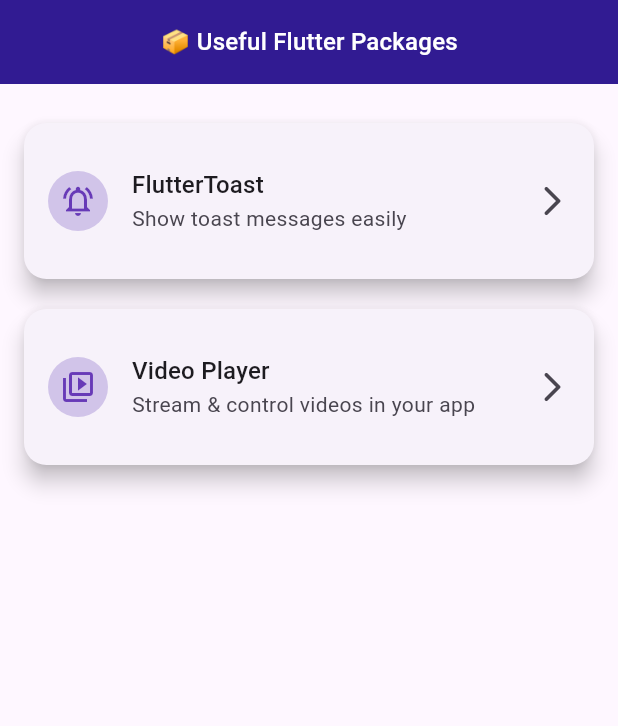
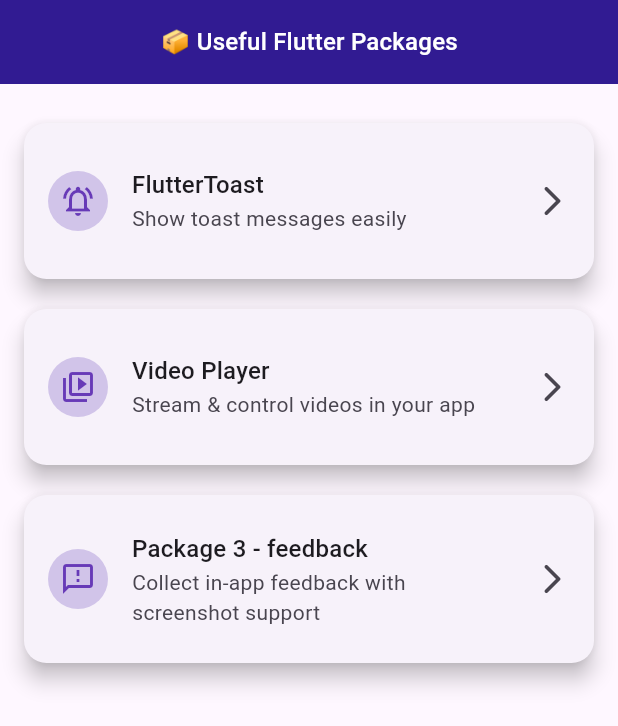
Before and after one commit to Shehryar-dev/useful_packages, a Flutter app: the screen it shows after launch, on a phone screen of 412 x 824 dp. Shown: the top 726 px of the screen. Run offline on Flutter 3.47's test engine with Material 3 defaults, Android fonts, the phone set to English and light mode, and no system bars; our stand-ins replace device_preview, fluttertoast, video_player; missing offline and left inert: feedback.

Commit message:
Code Update

```diff
--- a/lib/constants/screen_paths.dart
+++ b/lib/constants/screen_paths.dart
@@ -2,8 +2,8 @@
 export 'package:useful_packages/app.dart';
 export 'package:useful_packages/home/home_screen.dart';
 export 'package:useful_packages/packages/1_flutter_toast/flutter_toast.dart';
-export 'package:useful_packages/packages/2_video_pplayer/video_player.dart';
-
+export 'package:useful_packages/packages/2_video_player/video_player.dart';
+export 'package:useful_packages/packages/3_feedback_package/3_feedback_pack.dart';
 
 
 
--- a/lib/home/home_screen.dart
+++ b/lib/home/home_screen.dart
@@ -1,3 +1,5 @@
+
+
 import '../constants/screen_paths.dart';
 
 class UsefulPackageHomeScreen extends StatelessWidget {
@@ -18,6 +20,13 @@ class UsefulPackageHomeScreen extends StatelessWidget {
         icon: Icons.video_library_outlined,
         destination: const VideoPlayerExample(), // ADD THIS
       ),
+      _PackageItem(
+        title: 'Package 3 - feedback',
+        subtitle: 'Collect in-app feedback with screenshot support',
+        icon: Icons.feedback_outlined,
+        destination: const FeedbackExampleScreen(),
+      ),
+
       // Future package screens can be added here
     ];
 
```
Also changed, not shown: lib/packages/2_video_player/video_player.dart (renamed from lib/packages/2_video_pplayer/video_player.dart), lib/packages/3_feedback_package/3_feedback_pack.dart (renamed from lib/packages/3_feedback_pack.dart).
